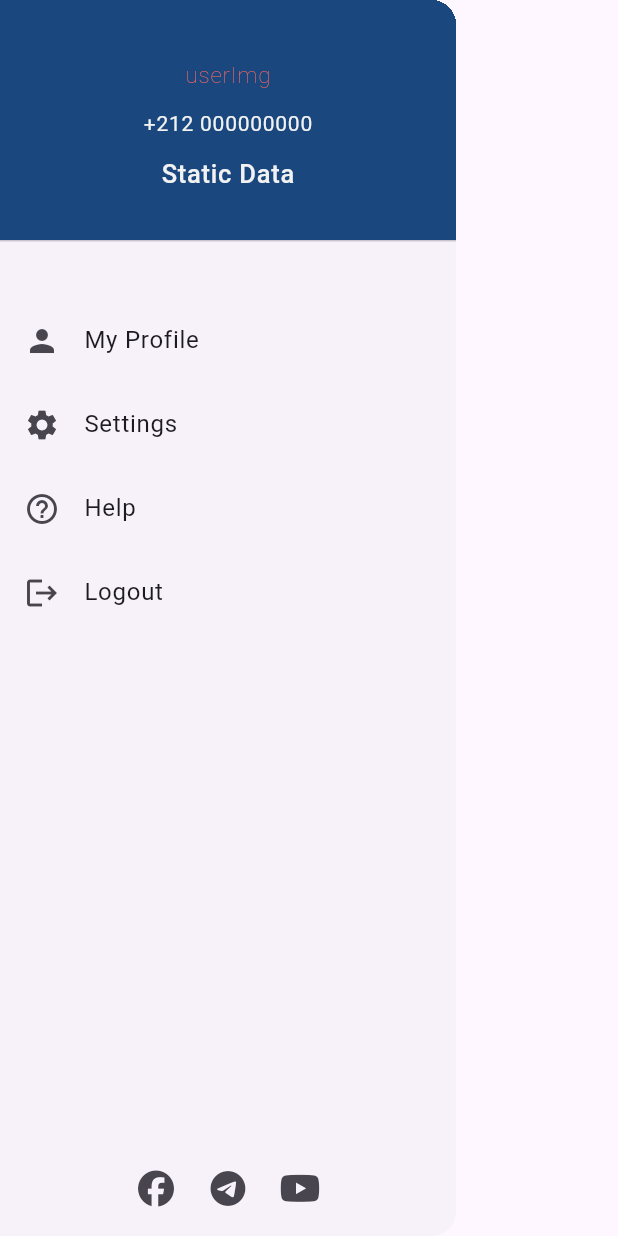
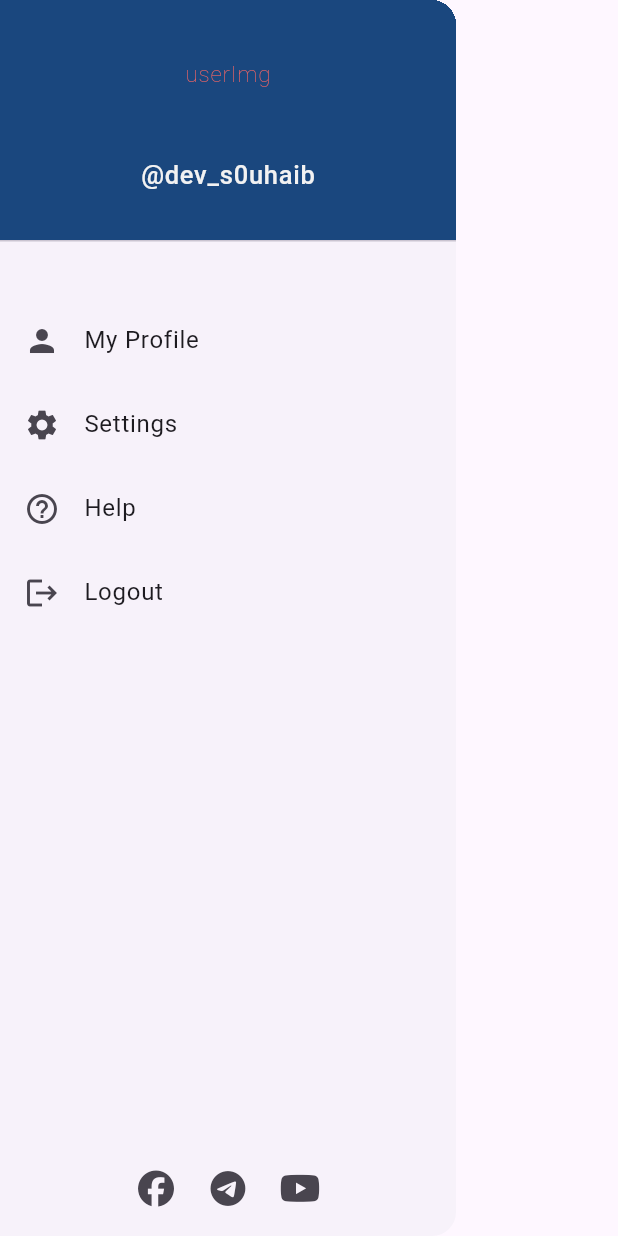
Before and after one commit to souhaibzarai/manipulate_maps, a Flutter app: the CustomDrawer widget shown alone on an empty page, opened directly, on a phone screen of 412 x 824 dp. Run offline on Flutter 3.47's test engine with Material 3 defaults, Android fonts, the phone set to English and light mode, and no system bars; our stand-ins replace dio, firebase_auth, firebase_core, flutter_bloc, font_awesome_flutter, geolocator and 3 more; accounts and stored records are empty; network calls fail.

Commit message:
working on ui

```diff
--- a/lib/presentation/widgets/custom_drawer.dart
+++ b/lib/presentation/widgets/custom_drawer.dart
@@ -32,16 +32,19 @@ class CustomDrawer extends StatelessWidget {
               ),
             ),
             const SizedBox(height: 10),
-            const Text(
-              '+212 000000000',
-              style: TextStyle(
-                color: AppColors.thirdColor,
-                fontSize: 14,
+            BlocProvider<PhoneAuthCubit>(
+              create: (context) => _phoneAuthCubit,
+              child: Text(
+                '${_phoneAuthCubit.getLoggedUser().phoneNumber}',
+                style: TextStyle(
+                  color: AppColors.thirdColor,
+                  fontSize: 14,
+                ),
               ),
             ),
             const SizedBox(height: 10),
             const Text(
-              'Static Data',
+              '@dev_s0uhaib',
               style: TextStyle(
                 color: AppColors.thirdColor,
                 fontSize: 17,
```
